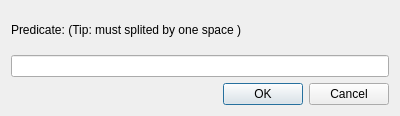
xuanjianwu/KAVI, file KAVI/forms/KnowledgeBasePredicateEditDialog.ui: the form before one commit.
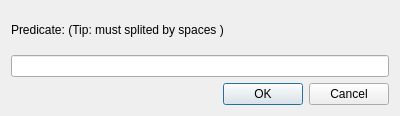
The form after the commit.

Diff of the .ui file:
```diff
--- a/KAVI/forms/KnowledgeBasePredicateEditDialog.ui
+++ b/KAVI/forms/KnowledgeBasePredicateEditDialog.ui
@@ -17,7 +17,7 @@
    <item row="0" column="0">
     <widget class="QLabel" name="label">
      <property name="text">
-      <string>Predicate: (Tip: must splited by one space )</string>
+      <string>Predicate: (Tip: must splited by spaces )</string>
      </property>
     </widget>
    </item>
```
